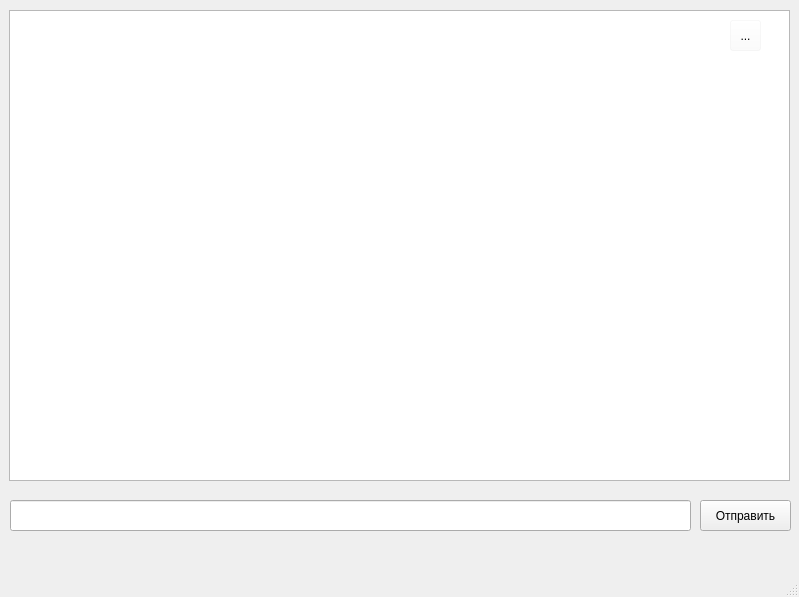
First picture: the form in src/windows/main.ui, repository BlackCatDevel0per/URCON, before the edit.
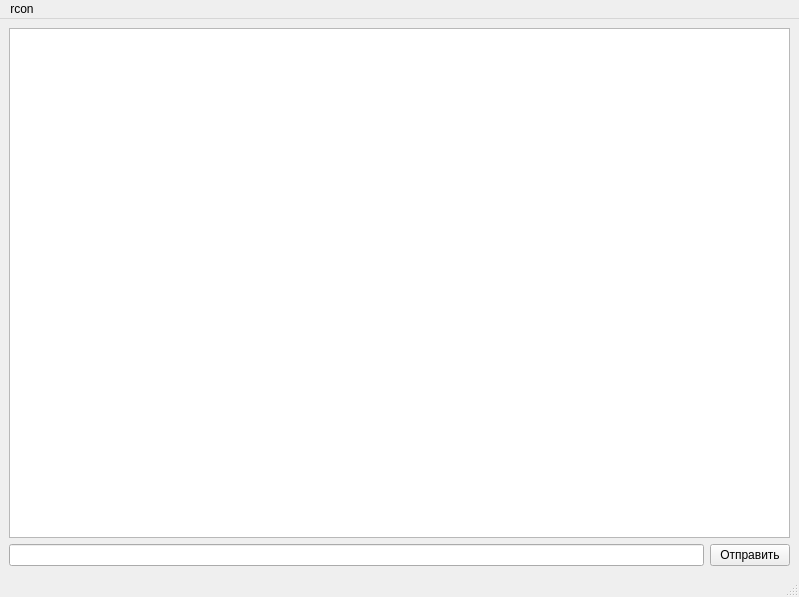
Second picture: the form after the edit. Icons and pictures are not drawn.

Commit message: Адаптация размера главного окна

The edit to the form file:
```diff
--- a/src/windows/main.ui
+++ b/src/windows/main.ui
@@ -10,18 +10,6 @@
     <height>597</height>
    </rect>
   </property>
-  <property name="minimumSize">
-   <size>
-    <width>799</width>
-    <height>597</height>
-   </size>
-  </property>
-  <property name="maximumSize">
-   <size>
-    <width>799</width>
-    <height>597</height>
-   </size>
-  </property>
   <property name="windowTitle">
    <string>RCON</string>
   </property>
@@ -33,28 +21,16 @@
    <locale language="Russian" country="Russia"/>
   </property>
   <widget class="QWidget" name="centralwidget">
-   <widget class="QLineEdit" name="lineEdit">
-    <property name="geometry">
-     <rect>
-      <x>10</x>
-      <y>500</y>
-      <width>681</width>
-      <height>31</height>
-     </rect>
-    </property>
-    <property name="cursor">
+   <layout class="QGridLayout" name="gridLayout">
+    <item row="0" column="0" colspan="2">
+     <widget class="QTextBrowser" name="textbrowser">
+      <property name="cursor" stdset="0">
      <cursorShape>IBeamCursor</cursorShape>
     </property>
    </widget>
+    </item>
+    <item row="1" column="1">
    <widget class="QPushButton" name="pushButton">
-    <property name="geometry">
-     <rect>
-      <x>700</x>
-      <y>500</y>
-      <width>91</width>
-      <height>31</height>
-     </rect>
-    </property>
     <property name="font">
      <font>
       <pointsize>9</pointsize>
@@ -64,44 +40,15 @@
      <string>Отправить</string>
     </property>
    </widget>
-   <widget class="QTextBrowser" name="textbrowser">
-    <property name="geometry">
-     <rect>
-      <x>9</x>
-      <y>10</y>
-      <width>781</width>
-      <height>471</height>
-     </rect>
-    </property>
-    <property name="cursor" stdset="0">
-     <cursorShape>IBeamCursor</cursorShape>
-    </property>
-   </widget>
-   <widget class="QToolButton" name="toolButton">
-    <property name="geometry">
-     <rect>
-      <x>730</x>
-      <y>20</y>
-      <width>31</width>
-      <height>31</height>
-     </rect>
-    </property>
+    </item>
+    <item row="1" column="0">
+     <widget class="QLineEdit" name="lineEdit">
     <property name="cursor">
-     <cursorShape>PointingHandCursor</cursorShape>
-    </property>
-    <property name="autoFillBackground">
-     <bool>false</bool>
-    </property>
-    <property name="styleSheet">
-     <string notr="true">background-color: rgb(255, 255, 255, 10%);</string>
-    </property>
-    <property name="text">
-     <string>...</string>
-    </property>
-    <property name="autoRaise">
-     <bool>false</bool>
-    </property>
-   </widget>
+       <cursorShape>IBeamCursor</cursorShape>
+      </property>
+     </widget>
+    </item>
+   </layout>
   </widget>
   <widget class="QMenuBar" name="menubar">
    <property name="geometry">
@@ -112,6 +59,13 @@
      <height>34</height>
     </rect>
    </property>
+   <widget class="QMenu" name="menurcon">
+    <property name="title">
+     <string>rcon</string>
+    </property>
+    <addaction name="connectui"/>
+   </widget>
+   <addaction name="menurcon"/>
   </widget>
   <widget class="QStatusBar" name="statusbar"/>
   <action name="actionEN">
```
Left out of the diff: 9 changed lines with no effect on the pictures. Lines whose indentation alone changed are shown as unchanged. The commit also changes 1 other file.
